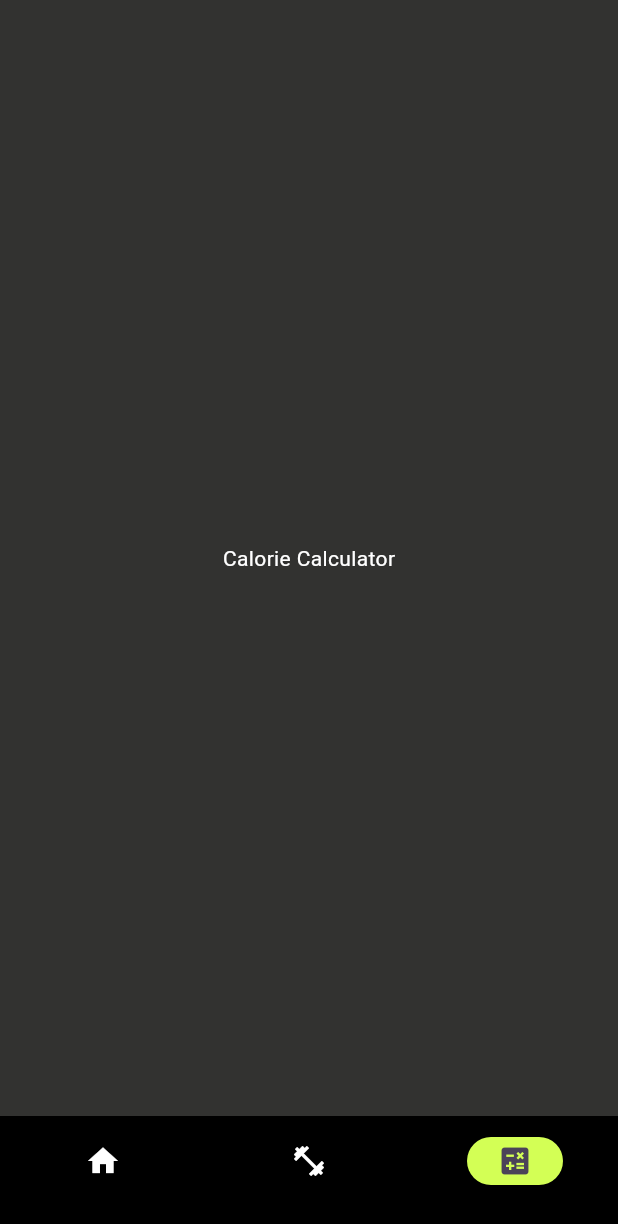
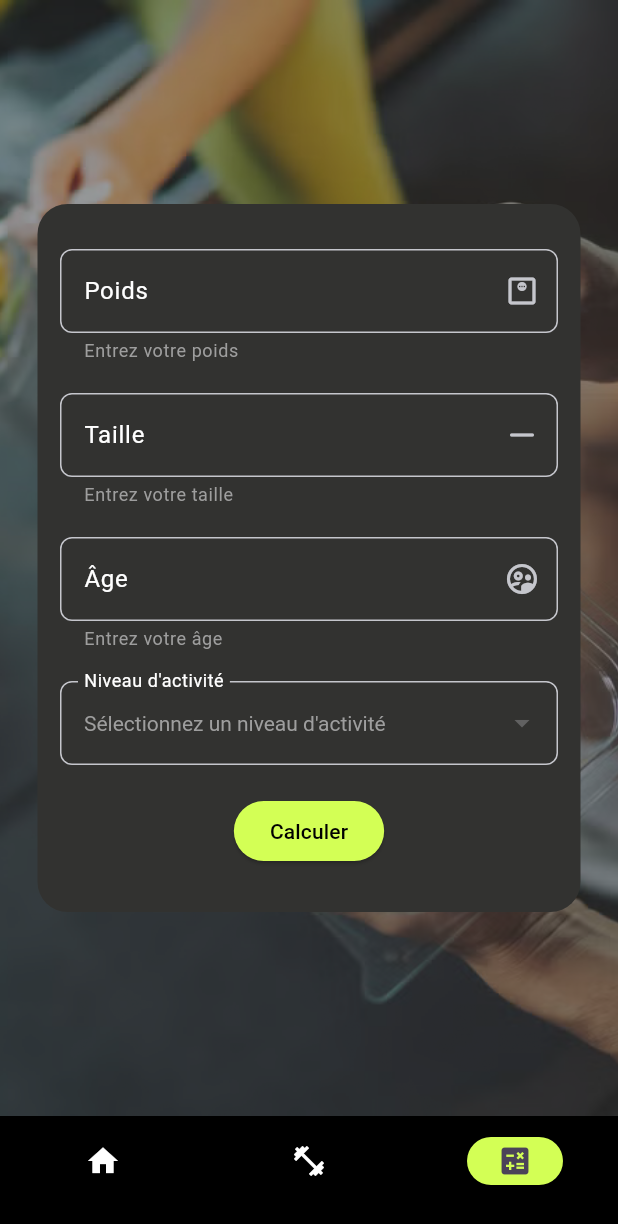
Before and after one commit to tumengcho/GymAppMobile, a Flutter app: the screen it shows after launch, item 3 of the bottom bar chosen, on a phone screen of 412 x 824 dp. Shown: the top 1224 px of the screen. Run offline on Flutter 3.47's test engine with Material 3 defaults, Android fonts, the phone set to English and light mode, and no system bars; drawn by our look-alikes of flutter_animate; our stand-ins replace animated_text_kit, audioplayers, circular_countdown_timer, cloud_firestore, firebase_core, flutter_card_swiper and 1 more; missing offline and left inert: cloudinary_public; accounts and stored records are empty.

Commit message:
FCT Écran Calcul Calorie

```diff
--- /dev/null
+++ b/lib/components/component_calculate_calorie_form.dart
@@ -0,0 +1,118 @@
+import 'package:flutter/material.dart';
+
+import '../utils/activity_enum.dart';
+
+class CalculateCalorieForm extends StatefulWidget {
+  final void Function(double poids, double taille, double age, double activityFactor) onCalculate;
+
+  const CalculateCalorieForm({super.key, required this.onCalculate});
+
+  @override
+  State<CalculateCalorieForm> createState() => _CalculateCalorieFormState();
+}
+
+class _CalculateCalorieFormState extends State<CalculateCalorieForm> {
+  TextEditingController poids = TextEditingController();
+  TextEditingController taille = TextEditingController();
+  TextEditingController age = TextEditingController();
+
+  ActivityLevel? selectedLevel;
+
+  @override
+  Widget build(BuildContext context) {
+    return Container(
+      padding: EdgeInsets.symmetric(vertical: 30, horizontal: 15),
+      decoration: BoxDecoration(
+          color: Color(0xFF323230), borderRadius: BorderRadius.circular(20)),
+      child: Column(
+        mainAxisSize: MainAxisSize.min,
+        children: [
+          TextField(
+            controller: poids,
+            keyboardType: TextInputType.number,
+            decoration: const InputDecoration(
+              labelText: 'Poids',
+              hintText: '86',
+              helperText: "Entrez votre poids",
+              border: OutlineInputBorder(),
+              suffixIcon: Icon(Icons.monitor_weight_outlined),
+            ),
+          ),
+          const SizedBox(
+            height: 20,
+          ),
+          TextField(
+            controller: taille,
+            keyboardType: TextInputType.number,
+            decoration: const InputDecoration(
+              labelText: 'Taille',
+              hintText: '1.83',
+              helperText: "Entrez votre taille",
+              border: OutlineInputBorder(),
+              suffixIcon: Icon(Icons.horizontal_rule_rounded),
+            ),
+          ),
+          const SizedBox(
+            height: 20,
+          ),
+          TextField(
+            controller: age,
+            keyboardType: TextInputType.number,
+            decoration: const InputDecoration(
+              labelText: 'Âge',
+              hintText: '25',
+              helperText: 'Entrez votre âge',
+              border: OutlineInputBorder(),
+              suffixIcon: Icon(Icons.supervised_user_circle_outlined),
+            ),
+          ),
+          const SizedBox(
+            height: 20,
+          ),
+          DropdownButtonFormField<ActivityLevel>(
+            style: const TextStyle(color: Colors.white),
+            dropdownColor: Colors.black,
+            decoration: const InputDecoration(
+              labelText: "Niveau d'activité",
+              border: OutlineInputBorder(),
+            ),
+            hint: const Text("Sélectionnez un niveau d'activité", style: TextStyle(color: Colors.grey)),
+            value: selectedLevel,
+            isExpanded: true,
+            items: ActivityLevel.values.map((level) {
+              return DropdownMenuItem<ActivityLevel>(
+                value: level,
+                child: Text(level.description, style: TextStyle(color: Colors.white),),
+              );
+            }).toList(),
+            onChanged: (value) {
+              setState(() {
+                selectedLevel = value;
+              });
+            },
+          ),
+          const SizedBox(
+            height: 20,
+          ),
+          ElevatedButton(
+            style: ButtonStyle(
+              backgroundColor: WidgetStateProperty.all(const Color(0xFFD3FF55)),
+            ),
+            onPressed: () => {
+              widget.onCalculate(
+                  double.tryParse(poids.text) ?? 0,
+                  double.tryParse(taille.text) ?? 0,
+                  double.tryParse(age.text) ?? 0,
+                  selectedLevel!.multiplier
+              ),
+            },
+            child: const Text(
+              'Calculer',
+              style: TextStyle(color: Colors.black),
+            ),
+          ),
+        ],
+      ),
+    );
+  }
+}
--- a/lib/main.dart
+++ b/lib/main.dart
@@ -42,6 +42,31 @@ class GymApp extends StatelessWidget {
             bodyMedium: TextStyle(color: Colors.white),
             bodyLarge: TextStyle(color: Colors.white),
           ),
+          inputDecorationTheme: InputDecorationTheme(
+            filled: true,
+            fillColor: Colors.transparent,
+            labelStyle: TextStyle(color: Colors.white),
+            hintStyle: TextStyle(color: Color(0XFFC5C6CC)),
+            prefixStyle: TextStyle(color: Colors.white),
+            suffixStyle: TextStyle(color: Colors.white),
+            iconColor: Color(0XFFC5C6CC),
+            prefixIconColor: Color(0XFFC5C6CC),
+            suffixIconColor: Color(0XFFC5C6CC),
+            helperStyle: TextStyle(color: Colors.grey),
+            enabledBorder: OutlineInputBorder(
+              borderSide: BorderSide(color: Color(0XFFC5C6CC)),
+              borderRadius: BorderRadius.circular(8),
+            ),
+            focusedBorder: OutlineInputBorder(
+              borderSide: BorderSide(color: Color(0XFFC5C6CC), width: 2),
+              borderRadius: BorderRadius.circular(8),
+            ),
+          ),
+          textSelectionTheme: TextSelectionThemeData(
+            cursorColor: Color(0XFFC5C6CC),
+            selectionColor: Colors.white24,
+            selectionHandleColor: Colors.white,
+          ),
           useMaterial3: true,
         ),
         initialRoute: "/",
--- a/lib/pages/page_calorie_calculator.dart
+++ b/lib/pages/page_calorie_calculator.dart
@@ -1,5 +1,11 @@
 import 'package:flutter/cupertino.dart';
 import 'package:flutter/material.dart';
+import 'package:flutter_animate/flutter_animate.dart';
+import 'package:gymapp/components/component_calculate_calorie_form.dart';
+import 'package:gymapp/components/component_calorie_card.dart';
+import 'package:gymapp/pages/page_exercise.dart';
+
+import '../utils/bmr_enum.dart';
 
 class CalorieCalculatorPage extends StatefulWidget {
   const CalorieCalculatorPage({super.key});
@@ -9,14 +15,54 @@ class CalorieCalculatorPage extends StatefulWidget {
 }
 
 class _CalorieCalculatorPageState extends State<CalorieCalculatorPage> {
+
+  bool calculated = false;
+  List<double> calValues = [];
+
+  void calculate(double poids, double taille, double age, double activityFactor) {
+    calValues.clear();
+    double BMR = (10 * poids) + (6.25 * taille) - (5 * age) + 5;
+    double TDEE = BMR * activityFactor;
+    setState(() {
+      // Gain
+      calValues.add((TDEE + 500));
+
+      // Maintien
+      calValues.add((TDEE));
+
+      // Perte
+      calValues.add((TDEE - 500));
+
+      calculated = true;
+    });
+  }
+
+
   @override
   Widget build(BuildContext context) {
-    return const Scaffold(
-      body: Center(
-        child: Text(
-          'Calorie Calculator',
+    return Container(
+      padding: const EdgeInsets.symmetric(horizontal: 25),
+      decoration: const BoxDecoration(
+        image: DecorationImage(
+          opacity: 0.5,
+          image: AssetImage("assets/images/fond_calorie_page.png"),
+          fit: BoxFit.cover,
         ),
       ),
+      child: Center(
+          child: Column(
+            mainAxisAlignment: calculated
+                ? MainAxisAlignment.spaceAround
+                : MainAxisAlignment.center,
+            children: [
+              CalculateCalorieForm(onCalculate: calculate).animate().fadeIn().shimmer(),
+              calculated ?
+              Column(
+                children: List.generate(
+                    3, (index) => CalorieCard(type: BMRCategory.values[index], calorie: calValues[index],).animate().fadeIn(duration: (400 * index).ms)),
+              ) : const SizedBox.shrink()
+            ],
+          )),
     );
   }
 }
--- /dev/null
+++ b/lib/utils/activity_enum.dart
@@ -0,0 +1,12 @@
+enum ActivityLevel {
+  sedentary(1.2, "Sédentaire (peu ou pas d'exercice)"),
+  lightlyActive(1.375, "Légèrement actif (1–3 jours/semaine)"),
+  moderatelyActive(1.55, "Modérément actif (3–5 jours/semaine)"),
+  veryActive(1.725, "Très actif (6–7 jours/semaine)"),
+  extraActive(1.9, "Extra actif (travail ou entraînement intensif)");
+
+  final double multiplier;
+  final String description;
+
+  const ActivityLevel(this.multiplier, this.description);
+}
--- /dev/null
+++ b/lib/utils/bmr_enum.dart
@@ -0,0 +1,5 @@
+enum BMRCategory {
+  Gain,
+  Maintien,
+  Perte
+}
```
Also changed, not shown: lib/components/component_calorie_card.dart (added, +70 -0 lines), assets/images/fond_calorie_page.png (added).
